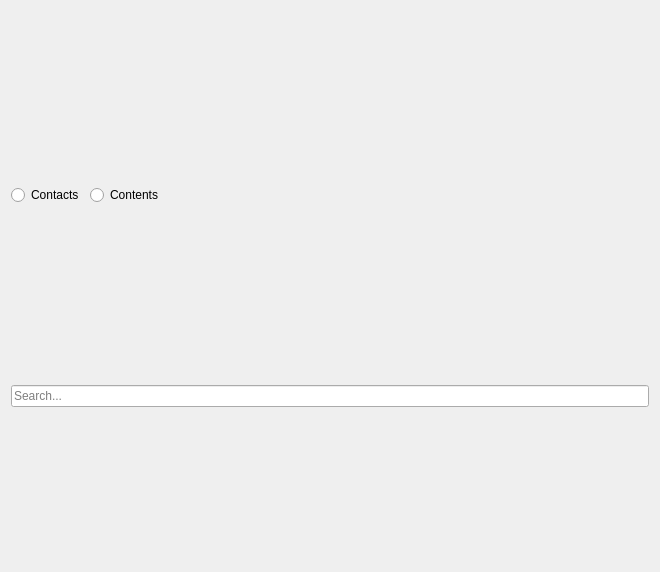
First picture: the form in src/searchwindow_widgets.ui, repository maemo-leste/conversations, before the edit.
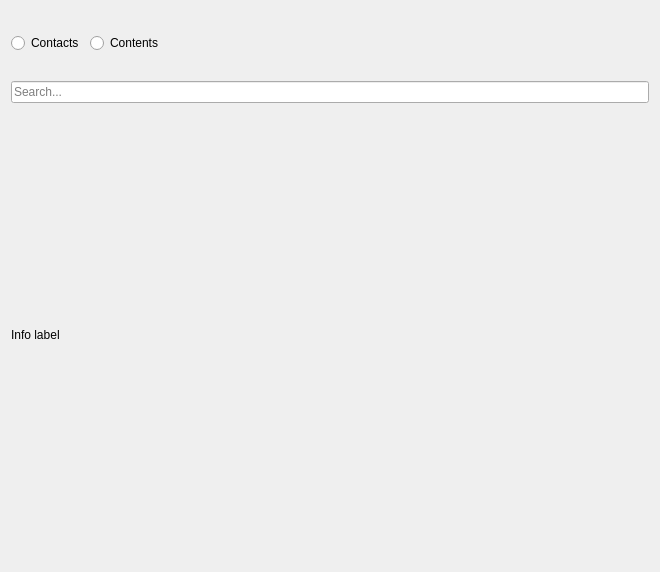
Second picture: the form after the edit. Icons and pictures are not drawn.

Commit message: * searchwindow: fix regressions and make chat message searching work again:   - global search (search contact, and message contents)   - global search on a specific contact (search message contents)

The edit to the form file:
```diff
--- a/src/searchwindow_widgets.ui
+++ b/src/searchwindow_widgets.ui
@@ -78,6 +78,13 @@
       </property>
      </widget>
     </item>
+    <item>
+     <widget class="QLabel" name="lbl_info">
+      <property name="text">
+       <string>Info label</string>
+      </property>
+     </widget>
+    </item>
    </layout>
   </widget>
  </widget>
```
The commit also changes 5 other files.
